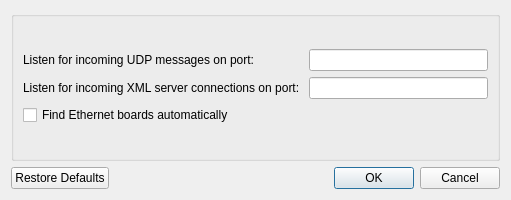
The window that mchelper/trunk/layouts/mchelperPrefs.ui (makingthings/makecontroller) describes before a commit, drawn with Qt 5.
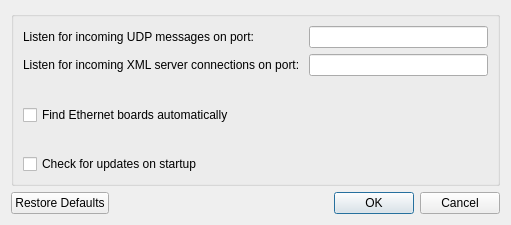
The same window after the commit.

Patch:
```diff
--- a/mchelper/trunk/layouts/mchelperPrefs.ui
+++ b/mchelper/trunk/layouts/mchelperPrefs.ui
@@ -6,11 +6,11 @@
     <x>0</x>
     <y>0</y>
     <width>511</width>
-    <height>200</height>
+    <height>225</height>
    </rect>
   </property>
   <property name="sizePolicy" >
-   <sizepolicy vsizetype="Fixed" hsizetype="Fixed" >
+   <sizepolicy vsizetype="Preferred" hsizetype="Preferred" >
     <horstretch>0</horstretch>
     <verstretch>0</verstretch>
    </sizepolicy>
@@ -18,13 +18,13 @@
   <property name="minimumSize" >
    <size>
     <width>511</width>
-    <height>200</height>
+    <height>225</height>
    </size>
   </property>
   <property name="maximumSize" >
    <size>
-    <width>511</width>
-    <height>200</height>
+    <width>5000</width>
+    <height>5000</height>
    </size>
   </property>
   <property name="windowTitle" >
@@ -61,6 +61,12 @@
         </item>
         <item row="2" column="0" >
          <widget class="QCheckBox" name="networkPingCheckBox" >
+          <property name="sizePolicy" >
+           <sizepolicy vsizetype="Preferred" hsizetype="Minimum" >
+            <horstretch>0</horstretch>
+            <verstretch>0</verstretch>
+           </sizepolicy>
+          </property>
           <property name="toolTip" >
            <string>Start/stop sending probe messages to find Make Controllers on your network.</string>
           </property>
@@ -69,6 +75,13 @@
           </property>
          </widget>
         </item>
+        <item row="3" column="0" >
+         <widget class="QCheckBox" name="updatesCheckBox" >
+          <property name="text" >
+           <string>Check for updates on startup</string>
+          </property>
+         </widget>
+        </item>
        </layout>
       </item>
      </layout>
```
